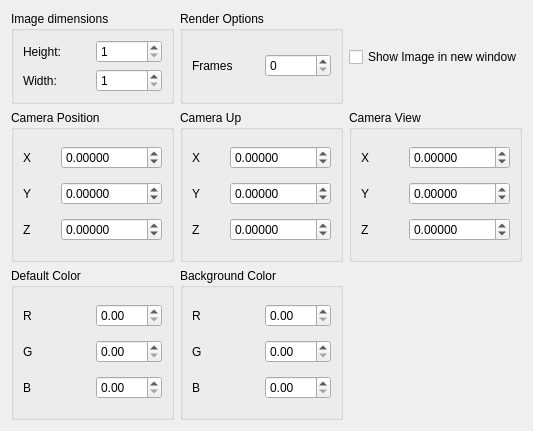
SCIInstitute/SCIRun, file src/Interface/Modules/Visualization/InterfaceWithOspray.ui: the form before one commit.
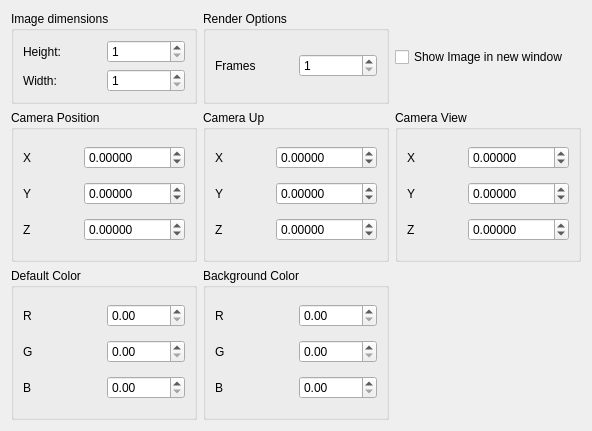
The form after the commit.

Commit message: Fix frames spinner max

```diff
--- a/src/Interface/Modules/Visualization/InterfaceWithOspray.ui
+++ b/src/Interface/Modules/Visualization/InterfaceWithOspray.ui
@@ -6,7 +6,7 @@
    <rect>
     <x>0</x>
     <y>0</y>
-    <width>533</width>
+    <width>592</width>
     <height>431</height>
    </rect>
   </property>
@@ -18,7 +18,7 @@
   </property>
   <property name="minimumSize">
    <size>
-    <width>533</width>
+    <width>592</width>
     <height>431</height>
    </size>
   </property>
@@ -416,7 +416,14 @@
        </widget>
       </item>
       <item row="0" column="1">
-       <widget class="QSpinBox" name="framesSpinBox_"/>
+       <widget class="QSpinBox" name="framesSpinBox_">
+        <property name="minimum">
+         <number>1</number>
+        </property>
+        <property name="maximum">
+         <number>9999</number>
+        </property>
+       </widget>
       </item>
      </layout>
     </widget>
```
Left out of the diff: 2 changed lines with no effect on the pictures.
